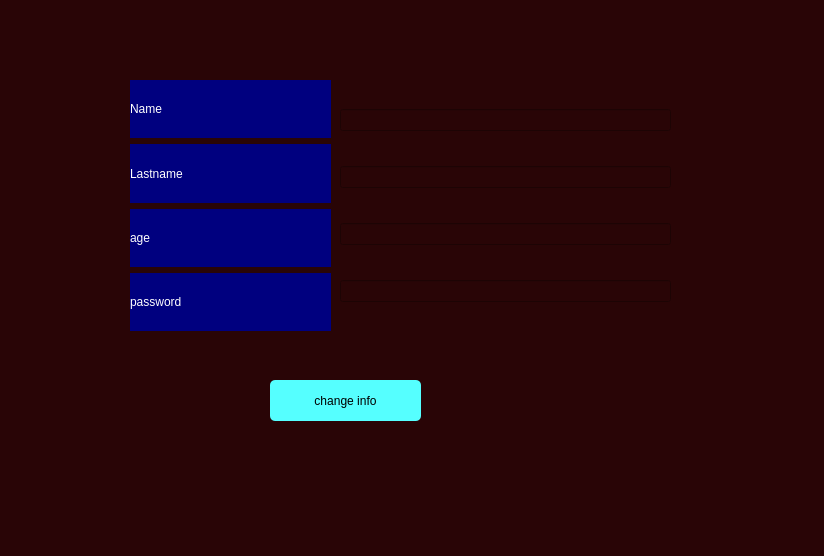
Qt form front/Changeinfo.ui (AmirRezaZahedi/A-Simple-Store) before a commit.
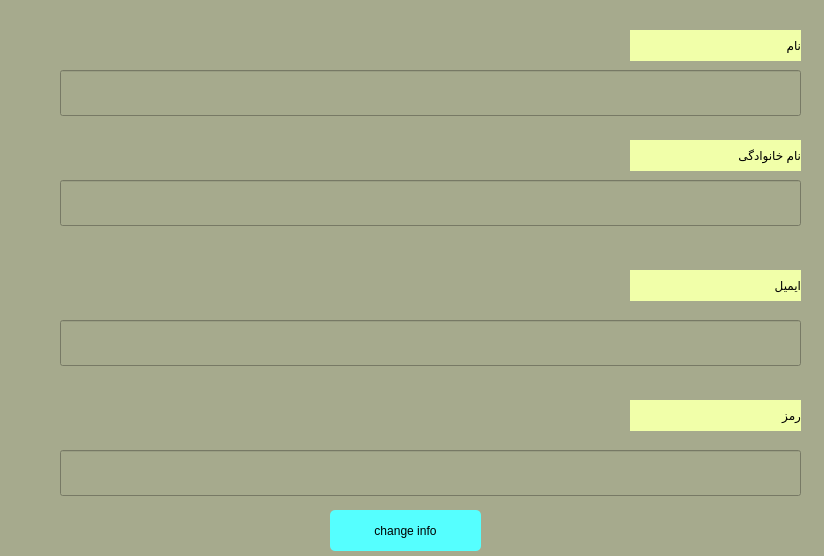
The same form after that commit.

What changed in the file:
```diff
--- a/front/Changeinfo.ui
+++ b/front/Changeinfo.ui
@@ -14,117 +14,14 @@
    <string>Dialog</string>
   </property>
   <property name="styleSheet">
-   <string notr="true">background-color: rgb(41, 5, 6);</string>
+   <string notr="true">background-color: rgb(255, 255, 255);
+background-color: rgb(166, 170, 141);</string>
   </property>
-  <widget class="QWidget" name="verticalLayoutWidget">
+  <widget class="QPushButton" name="CHANGEINFO">
    <property name="geometry">
     <rect>
-     <x>130</x>
-     <y>80</y>
-     <width>201</width>
-     <height>251</height>
-    </rect>
-   </property>
-   <layout class="QVBoxLayout" name="verticalLayout">
-    <item>
-     <widget class="QLabel" name="name">
-      <property name="styleSheet">
-       <string notr="true">color: rgb(255, 255, 255);
-font: 14pt &quot;MV Boli&quot;;
-background-color: rgb(0, 0, 127);</string>
-      </property>
-      <property name="text">
-       <string>Name</string>
-      </property>
-     </widget>
-    </item>
-    <item>
-     <widget class="QLabel" name="lastname">
-      <property name="styleSheet">
-       <string notr="true">color: rgb(255, 255, 255);
-font: 14pt &quot;MV Boli&quot;;
-background-color: rgb(0, 0, 127);</string>
-      </property>
-      <property name="text">
-       <string>Lastname</string>
-      </property>
-     </widget>
-    </item>
-    <item>
-     <widget class="QLabel" name="age">
-      <property name="styleSheet">
-       <string notr="true">color: rgb(255, 255, 255);
-font: 14pt &quot;MV Boli&quot;;
-background-color: rgb(0, 0, 127);</string>
-      </property>
-      <property name="text">
-       <string>age</string>
-      </property>
-     </widget>
-    </item>
-    <item>
-     <widget class="QLabel" name="age_2">
-      <property name="styleSheet">
-       <string notr="true">color: rgb(255, 255, 255);
-font: 14pt &quot;MV Boli&quot;;
-background-color: rgb(0, 0, 127);</string>
-      </property>
-      <property name="text">
-       <string>password</string>
-      </property>
-     </widget>
-    </item>
-   </layout>
-  </widget>
-  <widget class="QWidget" name="verticalLayoutWidget_2">
-   <property name="geometry">
-    <rect>
-     <x>340</x>
-     <y>80</y>
-     <width>331</width>
-     <height>251</height>
-    </rect>
-   </property>
-   <layout class="QVBoxLayout" name="verticalLayout_2">
-    <item>
-     <widget class="QLineEdit" name="Cname">
-      <property name="styleSheet">
-       <string notr="true">font: 18pt &quot;MV Boli&quot;;
-color: rgb(255, 255, 255);</string>
-      </property>
-     </widget>
-    </item>
-    <item>
-     <widget class="QLineEdit" name="Clastname">
-      <property name="styleSheet">
-       <string notr="true">font: 18pt &quot;MV Boli&quot;;
-color: rgb(255, 255, 255);</string>
-      </property>
-     </widget>
-    </item>
-    <item>
-     <widget class="QLineEdit" name="Cage">
-      <property name="styleSheet">
-       <string notr="true">font: 18pt &quot;MV Boli&quot;;
-color: rgb(255, 255, 255);</string>
-      </property>
-     </widget>
-    </item>
-    <item>
-     <widget class="QLineEdit" name="Cpassword">
-      <property name="styleSheet">
-       <string notr="true">font: 18pt &quot;MV Boli&quot;;
-color: rgb(255, 255, 255);</string>
-      </property>
-     </widget>
-    </item>
-   </layout>
-  </widget>
-  <widget class="QPushButton" name="changeinfo">
-   <property name="geometry">
-    <rect>
-     <x>270</x>
-     <y>380</y>
+     <x>330</x>
+     <y>510</y>
      <width>151</width>
      <height>41</height>
     </rect>
@@ -138,6 +35,134 @@
     <string>change info</string>
    </property>
   </widget>
+  <widget class="QLineEdit" name="Cpassword">
+   <property name="geometry">
+    <rect>
+     <x>60</x>
+     <y>320</y>
+     <width>741</width>
+     <height>46</height>
+    </rect>
+   </property>
+   <property name="styleSheet">
+    <string notr="true">font: 18pt &quot;MV Boli&quot;;
+color: rgb(255, 255, 255);</string>
+   </property>
+  </widget>
+  <widget class="QLineEdit" name="Cage">
+   <property name="geometry">
+    <rect>
+     <x>60</x>
+     <y>450</y>
+     <width>741</width>
+     <height>46</height>
+    </rect>
+   </property>
+   <property name="styleSheet">
+    <string notr="true">font: 18pt &quot;MV Boli&quot;;
+color: rgb(255, 255, 255);</string>
+   </property>
+  </widget>
+  <widget class="QLineEdit" name="Clastname">
+   <property name="geometry">
+    <rect>
+     <x>60</x>
+     <y>180</y>
+     <width>741</width>
+     <height>46</height>
+    </rect>
+   </property>
+   <property name="styleSheet">
+    <string notr="true">font: 18pt &quot;MV Boli&quot;;
+color: rgb(255, 255, 255);</string>
+   </property>
+  </widget>
+  <widget class="QLineEdit" name="Cname">
+   <property name="geometry">
+    <rect>
+     <x>60</x>
+     <y>70</y>
+     <width>741</width>
+     <height>46</height>
+    </rect>
+   </property>
+   <property name="styleSheet">
+    <string notr="true">font: 18pt &quot;MV Boli&quot;;
+color: rgb(255, 255, 255);</string>
+   </property>
+  </widget>
+  <widget class="QLabel" name="age_2">
+   <property name="geometry">
+    <rect>
+     <x>630</x>
+     <y>400</y>
+     <width>171</width>
+     <height>31</height>
+    </rect>
+   </property>
+   <property name="styleSheet">
+    <string notr="true">font: 14pt &quot;MV Boli&quot;;
+background-color: rgb(241, 255, 169);
+color: rgb(0, 0, 0);</string>
+   </property>
+   <property name="text">
+    <string>رمز</string>
+   </property>
+  </widget>
+  <widget class="QLabel" name="age_3">
+   <property name="geometry">
+    <rect>
+     <x>630</x>
+     <y>270</y>
+     <width>171</width>
+     <height>31</height>
+    </rect>
+   </property>
+   <property name="styleSheet">
+    <string notr="true">font: 14pt &quot;MV Boli&quot;;
+background-color: rgb(241, 255, 169);
+color: rgb(0, 0, 0);</string>
+   </property>
+   <property name="text">
+    <string>ایمیل</string>
+   </property>
+  </widget>
+  <widget class="QLabel" name="age_4">
+   <property name="geometry">
+    <rect>
+     <x>630</x>
+     <y>140</y>
+     <width>171</width>
+     <height>31</height>
+    </rect>
+   </property>
+   <property name="styleSheet">
+    <string notr="true">font: 14pt &quot;MV Boli&quot;;
+background-color: rgb(241, 255, 169);
+color: rgb(0, 0, 0);</string>
+   </property>
+   <property name="text">
+    <string>نام خانوادگی</string>
+   </property>
+  </widget>
+  <widget class="QLabel" name="age_5">
+   <property name="geometry">
+    <rect>
+     <x>630</x>
+     <y>30</y>
+     <width>171</width>
+     <height>31</height>
+    </rect>
+   </property>
+   <property name="styleSheet">
+    <string notr="true">font: 14pt &quot;MV Boli&quot;;
+background-color: rgb(241, 255, 169);
+color: rgb(0, 0, 0);</string>
+   </property>
+   <property name="text">
+    <string>نام</string>
+   </property>
+  </widget>
  </widget>
  <resources/>
  <connections/>
```
